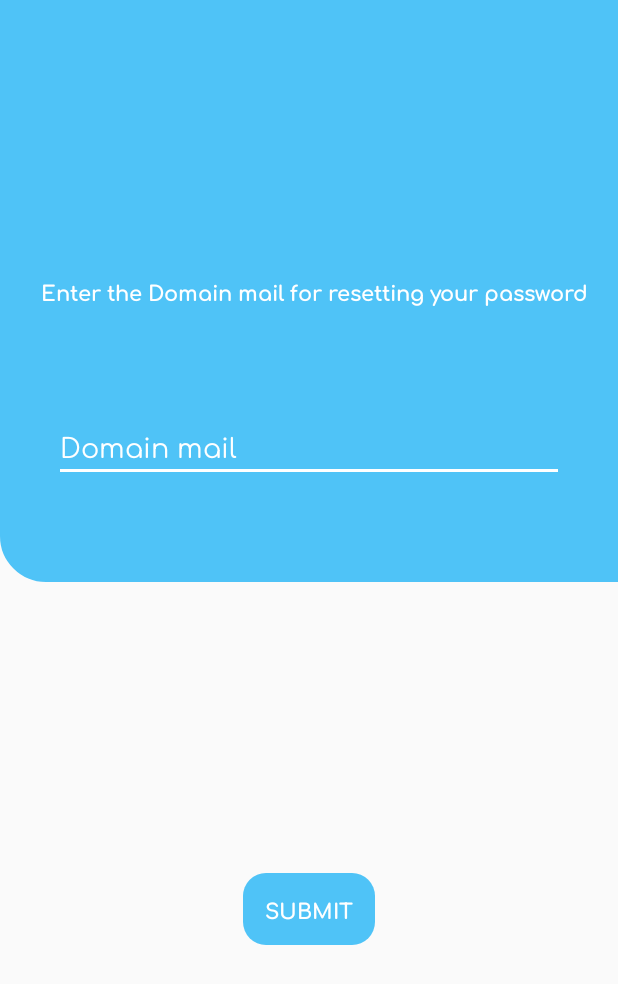
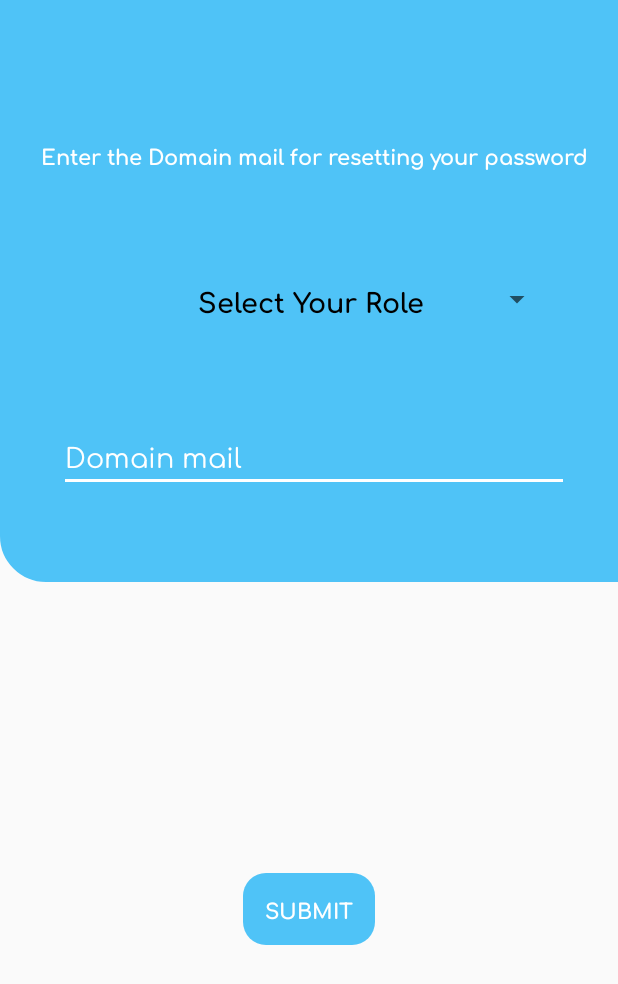
Before and after one commit to phanijsp/circle, an Android app: the forgothelper screen opened directly, with no data from a screen before it, on a phone screen of 412 x 824 dp. Shown: the top 984 px of the screen. Run offline under Robolectric (Android 15) with nearby library versions, the phone set to English and light mode, and no system bars.

Commit message:
forgot password complete

```diff
--- a/app/src/main/java/com/example/circle/ForgotPassword/forgothelper.java
+++ b/app/src/main/java/com/example/circle/ForgotPassword/forgothelper.java
@@ -1,16 +1,26 @@
 package com.example.circle.ForgotPassword;
 
 import android.content.Intent;
+import android.graphics.Color;
 import android.support.v7.app.AppCompatActivity;
 import android.os.Bundle;
 import android.view.View;
+import android.view.ViewGroup;
+import android.widget.AdapterView;
+import android.widget.ArrayAdapter;
 import android.widget.Button;
 import android.widget.EditText;
+import android.widget.Spinner;
+import android.widget.TextView;
+import android.widget.Toast;
 
 import com.example.circle.MailService.sendhelper;
 import com.example.circle.MainActivity;
 import com.example.circle.R;
 
+import java.util.ArrayList;
+import java.util.Arrays;
+import java.util.List;
 import java.util.Random;
 
 public class forgothelper extends AppCompatActivity {
@@ -21,6 +31,8 @@ public class forgothelper extends AppCompatActivity {
     int sum,i,rem;
     Random r;
     Intent i1;
+    Spinner spinner;
+    String[] roles = new String[] {"Select Your Role", "Student", "Faculty"};
 
     @Override
     protected void onCreate(Bundle savedInstanceState) {
@@ -30,12 +42,68 @@ public class forgothelper extends AppCompatActivity {
         i1=new Intent(forgothelper.this, MainActivity.class);
         domainmail=(EditText) findViewById(R.id.entereddomainmail);
         submit=(Button) findViewById(R.id.verifybutton);
+        spinner = (Spinner) findViewById(R.id.spinner1);
+        final List<String> rolesList = new ArrayList<>(Arrays.asList(roles));
+
+        final ArrayAdapter<String> spinnerArrayAdapter =
+                new ArrayAdapter<String>(this, R.layout.spinner_item, rolesList) {
+                    @Override
+                    public boolean isEnabled(int position) {
+                        if (position == 0) {
+                            // Disable the first item from Spinner
+                            // First item will be use for hint
+                            return false;
+                        } else {
+                            return true;
+                        }
+                    }
+
+                    @Override
+                    public View getDropDownView(int position, View convertView, ViewGroup parent) {
+                        View view = super.getDropDownView(position, convertView, parent);
+                        TextView tv = (TextView) view;
+                        if (position == 0) {
+                            // Set the hint text color gray
+                            tv.setTextColor(Color.GRAY);
+                        } else {
+                            tv.setTextColor(Color.BLACK);
+                        }
+                        return view;
+                    }
+                };
+
+        spinnerArrayAdapter.setDropDownViewResource(R.layout.spinner_item);
+        spinner.setAdapter(spinnerArrayAdapter);
+
+        spinner.setOnItemSelectedListener(
+                new AdapterView.OnItemSelectedListener() {
+                    @Override
+                    public void onItemSelected(AdapterView<?> parent, View view, int position, long id) {
+                        String selectedItemText = (String) parent.getItemAtPosition(position);
+                        // If user change the default selection
+                        // First item is disable and it is used for hint
+                        if (position > 0) {
+                            // Notify the selected item text
+                            Toast.makeText(
+                                    getApplicationContext(), "Selected : " + selectedItemText, Toast.LENGTH_SHORT)
+                                    .show();
+                        }
+                    }
+
+                    @Override
+                    public void onNothingSelected(AdapterView<?> parent) {}
+                });
 
         submit.setOnClickListener(new View.OnClickListener() {
             @Override
             public void onClick(View v) {
                 int count=0;
                 domainmail_str=domainmail.getText().toString().toLowerCase();
+                if (spinner.getSelectedItem().equals("Select Your Role")) {
+                    count++;
+                    Toast.makeText(forgothelper.this, "Select Your Role To Proceed", Toast.LENGTH_SHORT)
+                            .show();
+                }
                 if(domainmail_str.equals(""))
                 {
                     count++;
@@ -60,6 +128,14 @@ public class forgothelper extends AppCompatActivity {
                     }
                     sendhelper.setOtp(sum);
                     sendhelper.setType("forgot");
+                    if(spinner.getSelectedItem().equals("Student"))
+                    {
+                        forgotreset.setRole("studentusers");
+                    }
+                    else
+                    {
+                        forgotreset.setRole("facultyusers");
+                    }
                     new sendhelper(getApplicationContext()).execute();
                 }
             }
--- a/app/src/main/res/layout/activity_forgothelper.xml
+++ b/app/src/main/res/layout/activity_forgothelper.xml
@@ -33,6 +33,35 @@
         app:layout_constraintTop_toTopOf="parent"
         app:srcCompat="@drawable/bgcurve" />
 
+    <LinearLayout
+        android:id="@+id/linearLayout"
+        android:layout_width="346dp"
+        android:layout_height="74dp"
+        android:layout_marginStart="8dp"
+        android:layout_marginLeft="8dp"
+        android:layout_marginEnd="8dp"
+        android:layout_marginRight="8dp"
+        android:layout_marginBottom="8dp"
+        android:orientation="vertical"
+        app:layout_constraintBottom_toBottomOf="@+id/imageView2"
+        app:layout_constraintEnd_toEndOf="parent"
+        app:layout_constraintHorizontal_bias="0.53"
+        app:layout_constraintStart_toStartOf="parent"
+        app:layout_constraintTop_toBottomOf="@+id/textView2"
+        app:layout_constraintVertical_bias="0.256">
+
+        <Spinner
+            android:id="@+id/spinner1"
+            android:layout_width="match_parent"
+            android:layout_height="wrap_content"
+            android:layout_margin="12dp"
+            android:gravity="center"
+            android:paddingLeft="10dp"
+            android:paddingRight="10dp">
+
+        </Spinner>
+    </LinearLayout>
+
     <TextView
         android:id="@+id/textView2"
         android:layout_width="wrap_content"
@@ -49,7 +78,8 @@
         app:layout_constraintBottom_toBottomOf="@+id/imageView2"
         app:layout_constraintEnd_toEndOf="parent"
         app:layout_constraintStart_toStartOf="parent"
-        app:layout_constraintTop_toTopOf="parent" />
+        app:layout_constraintTop_toTopOf="parent"
+        app:layout_constraintVertical_bias="0.24" />
 
     <EditText
         android:id="@+id/entereddomainmail"
@@ -70,8 +100,10 @@
         android:theme="@style/MyEditTextTheme2"
         app:layout_constraintBottom_toBottomOf="@+id/imageView2"
         app:layout_constraintEnd_toEndOf="parent"
+        app:layout_constraintHorizontal_bias="0.557"
         app:layout_constraintStart_toStartOf="parent"
-        app:layout_constraintTop_toBottomOf="@+id/textView2" />
+        app:layout_constraintTop_toBottomOf="@+id/linearLayout"
+        app:layout_constraintVertical_bias="0.388" />
 
     <Button
         android:id="@+id/verifybutton"
--- a/app/src/main/res/layout/activity_forgotreset.xml
+++ b/app/src/main/res/layout/activity_forgotreset.xml
@@ -46,7 +46,7 @@ tools:context=".ForgotPassword.forgotreset">
         android:ems="10"
         android:fontFamily="@font/comfortaa"
         android:hint="New password"
-        android:inputType="text"
+        android:inputType="textPassword"
         android:textColor="#fff"
         android:textColorHint="#fff"
         android:theme="@style/MyEditTextTheme2"
@@ -68,7 +68,7 @@ tools:context=".ForgotPassword.forgotreset">
         android:ems="10"
         android:fontFamily="@font/comfortaa"
         android:hint="Confirm password"
-        android:inputType="text"
+        android:inputType="textPassword"
         android:textColor="#fff"
         android:textColorHint="#fff"
         android:theme="@style/MyEditTextTheme2"
```
Also changed, not shown: app/src/main/java/com/example/circle/ForgotPassword/forgotreset.java (+76 -4 lines), app/src/main/java/com/example/circle/MailService/sendhelper.java (+12 -0 lines).
